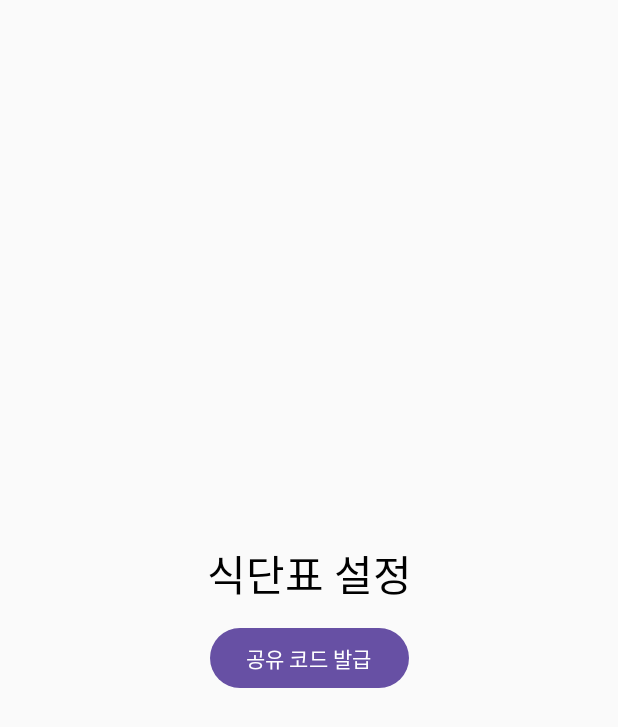
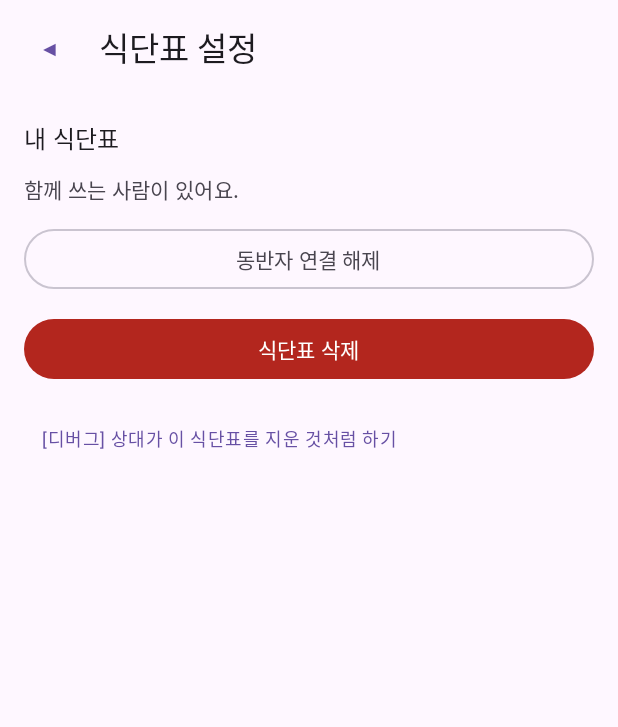
Before and after one commit to mingi6292/bubumeal, an Android app built with Jetpack Compose: the PlanSettingsScreen screen opened through its navigation route, on a phone screen of 412 x 824 dp. Shown: the top 727 px of the screen. Run offline under Robolectric (Android 15) with nearby library versions, the phone set to English and light mode, and no system bars.

Commit message:
시작 화면, 식단표 설정 화면, 접근 상실 안내를 실제 화면으로 바꿈
Co-Authored-By: Claude Opus 5.5 <noreply@anthropic.com>

```diff
--- a/shared/src/commonMain/kotlin/com/mg/bubumeal/navigation/AppNavHost.kt
+++ b/shared/src/commonMain/kotlin/com/mg/bubumeal/navigation/AppNavHost.kt
@@ -14,8 +14,7 @@ import androidx.navigation.compose.rememberNavController
 import kotlinx.coroutines.flow.first
 import androidx.compose.runtime.LaunchedEffect
 import com.mg.bubumeal.AppContainer
-import com.mg.bubumeal.domain.PlanRole
-import com.mg.bubumeal.ui.PlaceholderScreen
+import com.mg.bubumeal.data.PlanExitDestination
 import com.mg.bubumeal.ui.codeinput.CodeInputScreen
 import com.mg.bubumeal.ui.codeinput.CodeInputViewModel
 import com.mg.bubumeal.ui.issuecode.IssueCodeScreen
@@ -25,6 +24,10 @@ import com.mg.bubumeal.ui.login.LoginScreen
 import com.mg.bubumeal.ui.login.LoginViewModel
 import com.mg.bubumeal.ui.planswitch.PlanSwitchScreen
 import com.mg.bubumeal.ui.planswitch.PlanSwitchViewModel
+import com.mg.bubumeal.ui.plansettings.PlanSettingsScreen
+import com.mg.bubumeal.ui.plansettings.PlanSettingsViewModel
+import com.mg.bubumeal.ui.start.StartScreen
+import com.mg.bubumeal.ui.start.StartViewModel
 import com.mg.bubumeal.ui.weekly.WeeklyScreen
 import com.mg.bubumeal.ui.weekly.WeeklyViewModel
 
@@ -50,16 +53,19 @@ fun AppNavHost(container: AppContainer, navController: NavHostController = remem
             LoginScreen(state = state, onLogin = vm::login)
         }
         composable<StartRoute> { entry ->
-            PlaceholderScreen(
-                title = "시작",
-                actions = listOf(
-                    "식단표 만들기" to {
-                        navController.navigateFrom(entry, WeeklyRoute) {
-                            popUpTo<StartRoute> { inclusive = true }
-                        }
-                    },
-                    "공유 코드 입력" to { navController.navigateFrom(entry, CodeInputRoute) },
-                ),
+            val vm = viewModel { StartViewModel(container.planRepository, container.currentPlan) }
+            val state by vm.uiState.collectAsStateWithLifecycle()
+            // 만들기에 성공하면 ViewModel이 이미 CurrentPlan을 새 식단표로 바꿔 두었다.
+            LaunchedEffect(state.goToWeekly) {
+                if (!state.goToWeekly) return@LaunchedEffect
+                entry.lifecycle.awaitResumed()
+                navController.navigateClearingBackStack(entry, WeeklyRoute)
+                vm.navigationHandled()
+            }
+            StartScreen(
+                state = state,
+                onCreate = vm::create,
+                onEnterCode = { navController.navigateFrom(entry, CodeInputRoute) },
             )
         }
         composable<CodeInputRoute> { entry ->
@@ -71,9 +77,7 @@ fun AppNavHost(container: AppContainer, navController: NavHostController = remem
                 entry.lifecycle.awaitResumed()
                 // 어디서 왔든 백스택을 모두 비우고 주간 식단표 하나만 남긴다.
                 // 그래프 전체를 지우는 방식이다. 에뮬레이터에서 확인함. WeeklyRoute에 인자가 생기면 다시 확인한다.
-                navController.navigateFrom(entry, WeeklyRoute) {
-                    popUpTo(navController.graph.id) { inclusive = true }
-                }
+                navController.navigateClearingBackStack(entry, WeeklyRoute)
             }
             CodeInputScreen(
                 state = state,
@@ -88,6 +92,13 @@ fun AppNavHost(container: AppContainer, navController: NavHostController = remem
                 WeeklyViewModel(container.mealRepository, container.planRepository, container.currentPlan)
             }
             val state by vm.uiState.collectAsStateWithLifecycle()
+            // 접근 상실 뒤 남은 식단표가 없을 때만 시작 화면으로 간다. 남아 있으면 이 화면이 그 식단표를 다시 불러온다.
+            LaunchedEffect(state.exitTo) {
+                if (state.exitTo != PlanExitDestination.START) return@LaunchedEffect
+                entry.lifecycle.awaitResumed()
+                navController.navigateClearingBackStack(entry, StartRoute)
+                vm.exitHandled()
+            }
             WeeklyScreen(
                 state = state,
                 onPreviousWeek = vm::previousWeek,
@@ -99,6 +110,7 @@ fun AppNavHost(container: AppContainer, navController: NavHostController = remem
                 onSave = vm::saveMeal,
                 onDelete = vm::deleteMeal,
                 onDismissEditor = vm::closeEditor,
+                onConfirmAccessLost = vm::confirmAccessLost,
             )
         }
         composable<PlanSwitchRoute> { entry ->
@@ -117,15 +129,30 @@ fun AppNavHost(container: AppContainer, navController: NavHostController = remem
             )
         }
         composable<PlanSettingsRoute> { entry ->
-            val plan by container.currentPlan.selected.collectAsStateWithLifecycle()
-            PlaceholderScreen(
-                title = "식단표 설정",
-                // 발급은 소유자만 (docs/screen-flow.md 4장). 동반자가 있으면 숨기는 임시 결정은
-                // 식단표에 동반자 정보가 생긴 뒤(설정 화면 단계)에 넣는다.
-                actions = if (plan?.role == PlanRole.OWNER) {
-                    listOf("공유 코드 발급" to { navController.navigateFrom(entry, IssueCodeRoute) })
-                } else {
-                    emptyList()
+            val vm = viewModel { PlanSettingsViewModel(container.planRepository, container.currentPlan) }
+            val state by vm.uiState.collectAsStateWithLifecycle()
+            // 삭제, 나가기, 접근 상실 뒤: 남은 식단표의 주간 식단표나 시작 화면으로 가고, 뒤로 가기로 돌아오지 않게 백스택을 비운다.
+            LaunchedEffect(state.exitTo) {
+                val route: Any = when (state.exitTo) {
+                    PlanExitDestination.WEEKLY -> WeeklyRoute
+                    PlanExitDestination.START -> StartRoute
+                    null -> return@LaunchedEffect
+                }
+                entry.lifecycle.awaitResumed()
+                navController.navigateClearingBackStack(entry, route)
+                vm.exitHandled()
+            }
+            PlanSettingsScreen(
+                state = state,
+                onIssueCode = { navController.navigateFrom(entry, IssueCodeRoute) },
+                onRemoveCompanion = vm::requestRemoveCompanion,
+                onLeave = vm::requestLeave,
+                onDelete = vm::requestDelete,
+                onConfirmDialog = vm::confirmDialog,
+                onDismissDialog = vm::dismissDialog,
+                onBack = { navController.popBackStack(entry.destination.id, inclusive = true) },
+                onDebugLoseAccess = container.debugLoseAccess?.let { lose ->
+                    { state.plan?.let { lose(it.id) } }
                 },
             )
         }
@@ -154,6 +181,15 @@ suspend fun Lifecycle.awaitResumed() {
  * 버튼을 빠르게 두 번 누르면 두 번째 탭은 화면이 이미 바뀌는 중이라 무시되어, 같은 화면이 두 번 쌓이지 않는다.
  * 맨 위가 이미 같은 화면이면 새로 쌓지 않는다(launchSingleTop).
  */
+/**
+ * [route]로 가면서 백스택을 모두 비운다. 그래프 전체(graph.id)까지 지우므로 어디서 왔든 [route] 하나만 남고,
+ * 뒤로 가기를 누르면 앱이 닫힌다. 식단표를 만들거나 참여한 뒤, 식단표를 잃은 뒤에 쓴다.
+ */
+private fun <T : Any> NavHostController.navigateClearingBackStack(from: NavBackStackEntry, route: T) =
+    navigateFrom(from, route) {
+        popUpTo(graph.id) { inclusive = true }
+    }
+
 private fun <T : Any> NavHostController.navigateFrom(
     from: NavBackStackEntry,
     route: T,
--- a/shared/src/commonMain/kotlin/com/mg/bubumeal/ui/Labels.kt
+++ b/shared/src/commonMain/kotlin/com/mg/bubumeal/ui/Labels.kt
@@ -60,6 +60,10 @@ fun LoginProvider.label(): String = when (this) {
     LoginProvider.APPLE -> "애플"
 }
 
+/** 접근 상실 안내 (기획 5장, screen-flow 5장). */
+const val ACCESS_LOST_TITLE = "더 이상 볼 수 없는 식단표"
+const val ACCESS_LOST_MESSAGE = "연결이 해제되었거나 식단표가 삭제되었어요."
+
 /** 로그인 실패 안내 (기획 5장). */
 fun LoginResult.Failure.message(): String = when (this) {
     LoginResult.Cancelled -> "로그인을 취소했어요."
--- a/shared/src/commonMain/kotlin/com/mg/bubumeal/ui/PlaceholderScreen.kt
+++ /dev/null
@@ -1,32 +0,0 @@
-package com.mg.bubumeal.ui
-
-import androidx.compose.foundation.layout.Arrangement
-import androidx.compose.foundation.layout.Column
-import androidx.compose.foundation.layout.fillMaxSize
-import androidx.compose.foundation.layout.safeContentPadding
-import androidx.compose.material3.Button
-import androidx.compose.material3.MaterialTheme
-import androidx.compose.material3.Text
-import androidx.compose.runtime.Composable
-import androidx.compose.ui.Alignment
-import androidx.compose.ui.Modifier
-import androidx.compose.ui.unit.dp
-
-/** 실제 화면을 만들기 전까지 쓰는 임시 화면. 제목 하나와 이동 버튼 목록만 있다. */
-@Composable
-fun PlaceholderScreen(title: String, actions: List<Pair<String, () -> Unit>>) {
-    Column(
-        modifier = Modifier
-            .safeContentPadding()
-            .fillMaxSize(),
-        horizontalAlignment = Alignment.CenterHorizontally,
-        verticalArrangement = Arrangement.spacedBy(12.dp, Alignment.CenterVertically),
-    ) {
-        Text(title, style = MaterialTheme.typography.headlineMedium)
-        actions.forEach { (label, onClick) ->
-            Button(onClick = onClick) {
-                Text(label)
-            }
-        }
-    }
-}
--- /dev/null
+++ b/shared/src/commonMain/kotlin/com/mg/bubumeal/ui/plansettings/PlanSettingsScreen.kt
@@ -0,0 +1,137 @@
+package com.mg.bubumeal.ui.plansettings
+
+import androidx.compose.foundation.layout.Arrangement
+import androidx.compose.foundation.layout.Column
+import androidx.compose.foundation.layout.fillMaxSize
+import androidx.compose.foundation.layout.fillMaxWidth
+import androidx.compose.foundation.layout.padding
+import androidx.compose.material3.AlertDialog
+import androidx.compose.material3.Button
+import androidx.compose.material3.ButtonDefaults
+import androidx.compose.material3.ExperimentalMaterial3Api
+import androidx.compose.material3.LinearProgressIndicator
+import androidx.compose.material3.MaterialTheme
+import androidx.compose.material3.OutlinedButton
+import androidx.compose.material3.Scaffold
+import androidx.compose.material3.Text
+import androidx.compose.material3.TextButton
+import androidx.compose.material3.TopAppBar
+import androidx.compose.runtime.Composable
+import androidx.compose.ui.Modifier
+import androidx.compose.ui.unit.dp
+import com.mg.bubumeal.ui.AccessLostDialog
+import com.mg.bubumeal.ui.label
+
+/** 식단표 설정. 역할과 동반자 유무에 따라 보이는 버튼이 다르다 (docs/screen-flow.md 4장). */
+@OptIn(ExperimentalMaterial3Api::class)
+@Composable
+fun PlanSettingsScreen(
+    state: PlanSettingsUiState,
+    onIssueCode: () -> Unit,
+    onRemoveCompanion: () -> Unit,
+    onLeave: () -> Unit,
+    onDelete: () -> Unit,
+    onConfirmDialog: () -> Unit,
+    onDismissDialog: () -> Unit,
+    onBack: () -> Unit,
+    /** 디버그용 접근 상실 흉내. null이면 버튼을 숨긴다. 서버가 나오면 지운다. */
+    onDebugLoseAccess: (() -> Unit)?,
+) {
+    Scaffold(
+        topBar = {
+            TopAppBar(
+                title = { Text("식단표 설정") },
+                navigationIcon = { TextButton(onClick = onBack) { Text("◀") } },
+            )
+        },
+    ) { padding ->
+        Column(
+            modifier = Modifier.padding(padding).fillMaxSize().padding(16.dp),
+            verticalArrangement = Arrangement.spacedBy(12.dp),
+        ) {
+            if (state.isLoading) {
+                LinearProgressIndicator(modifier = Modifier.fillMaxWidth())
+            }
+            val plan = state.plan ?: return@Column
+            Text(plan.role.label(), style = MaterialTheme.typography.titleMedium)
+            Text(
+                if (plan.hasCompanion) "함께 쓰는 사람이 있어요." else "아직 혼자 쓰고 있어요.",
+                style = MaterialTheme.typography.bodyMedium,
+                color = MaterialTheme.colorScheme.onSurfaceVariant,
+            )
+            val enabled = !state.isWorking
+            val wide = Modifier.fillMaxWidth()
+            if (state.showIssueCode) {
+                Button(onClick = onIssueCode, enabled = enabled, modifier = wide) { Text("공유 코드 발급") }
+            }
+            if (state.showRemoveCompanion) {
+                OutlinedButton(onClick = onRemoveCompanion, enabled = enabled, modifier = wide) { Text("동반자 연결 해제") }
+            }
+            if (state.showLeave) {
+                OutlinedButton(onClick = onLeave, enabled = enabled, modifier = wide) { Text("식단표에서 나가기") }
+            }
+            if (state.showDelete) {
+                Button(
+                    onClick = onDelete,
+                    enabled = enabled,
+                    modifier = wide,
+                    colors = ButtonDefaults.buttonColors(containerColor = MaterialTheme.colorScheme.error),
+                ) { Text("식단표 삭제") }
+            }
+            if (onDebugLoseAccess != null) {
+                TextButton(onClick = onDebugLoseAccess, enabled = enabled) {
+                    Text("[디버그] 상대가 이 식단표를 지운 것처럼 하기", style = MaterialTheme.typography.bodySmall)
+                }
+            }
+        }
+    }
+
+    when (val dialog = state.dialog) {
+        SettingsDialog.ACCESS_LOST -> AccessLostDialog(onConfirm = onConfirmDialog)
+        null -> Unit
+        else -> ConfirmDialog(dialog, enabled = !state.isWorking, onConfirm = onConfirmDialog, onDismiss = onDismissDialog)
+    }
+}
+
+@Composable
+private fun ConfirmDialog(dialog: SettingsDialog, enabled: Boolean, onConfirm: () -> Unit, onDismiss: () -> Unit) {
+    val (title, message, confirm) = when (dialog) {
+        SettingsDialog.CONFIRM_REMOVE_COMPANION -> Triple(
+            "동반자 해제",
+            "동반자는 이 식단표를 더 이상 볼 수 없게 돼요. 식단표와 메뉴는 그대로 남고, 새 공유 코드로 다시 초대할 수 있어요.",
+            "해제",
+        )
+        SettingsDialog.CONFIRM_LEAVE -> Triple(
+            "식단표에서 나가기",
+            "나가면 이 식단표를 더 이상 볼 수 없어요. 다시 참여하려면 새 공유 코드가 필요해요.",
+            "나가기",
+        )
+        // 기획 4.2: 즉시 하드 삭제, 복구 불가, 동반자도 접근을 잃음
+        SettingsDialog.CONFIRM_DELETE -> Triple(
+            "식단표를 삭제할까요?",
+            "식단표와 모든 끼니 기록, 발급한 공유 코드가 바로 영구 삭제되고 복구할 수 없어요. 동반자도 더 이상 볼 수 없게 돼요.",
+            "영구 삭제",
+        )
+        SettingsDialog.NOT_ALLOWED -> Triple(
+            "할 수 없는 작업",
+            "공유 코드 발급, 동반자 해제, 식단표 삭제는 식단표를 만든 사람만 할 수 있어요.",
+            "확인",
+        )
+        SettingsDialog.ACCESS_LOST -> error("AccessLostDialog로 그린다")
+    }
+    val isNotice = dialog == SettingsDialog.NOT_ALLOWED
+    AlertDialog(
+        onDismissRequest = onDismiss,
+        title = { Text(title) },
+        text = { Text(message) },
+        confirmButton = {
+            TextButton(onClick = onConfirm, enabled = enabled) {
+                val color = if (dialog == SettingsDialog.CONFIRM_DELETE) MaterialTheme.colorScheme.error else MaterialTheme.colorScheme.primary
+                Text(confirm, color = color)
+            }
+        },
+        dismissButton = if (isNotice) null else {
+            { TextButton(onClick = onDismiss, enabled = enabled) { Text("취소") } }
+        },
+    )
+}
--- a/shared/src/commonMain/kotlin/com/mg/bubumeal/ui/weekly/WeeklyScreen.kt
+++ b/shared/src/commonMain/kotlin/com/mg/bubumeal/ui/weekly/WeeklyScreen.kt
@@ -29,6 +29,7 @@ import androidx.compose.ui.text.style.TextOverflow
 import androidx.compose.ui.unit.dp
 import com.mg.bubumeal.domain.MealCell
 import com.mg.bubumeal.domain.MealSlot
+import com.mg.bubumeal.ui.AccessLostDialog
 import com.mg.bubumeal.ui.dayLabel
 import com.mg.bubumeal.ui.label
 import com.mg.bubumeal.ui.weekRangeLabel
@@ -48,6 +49,7 @@ fun WeeklyScreen(
     onSave: (MealCell, String) -> Unit,
     onDelete: (MealCell) -> Unit,
     onDismissEditor: () -> Unit,
+    onConfirmAccessLost: () -> Unit,
 ) {
     Scaffold(
         topBar = {
@@ -95,6 +97,10 @@ fun WeeklyScreen(
             onDelete = { onDelete(cell) },
             onDismiss = onDismissEditor,
         )
+    }
+
+    if (state.accessLost) {
+        AccessLostDialog(onConfirm = onConfirmAccessLost)
     }
 }
 
```
Also changed, not shown: shared/src/commonMain/kotlin/com/mg/bubumeal/AppContainer.kt (+8 -2 lines), shared/src/commonMain/kotlin/com/mg/bubumeal/ui/AccessLostDialog.kt (added, +20 -0 lines), shared/src/commonMain/kotlin/com/mg/bubumeal/ui/start/StartScreen.kt (added, +50 -0 lines).
